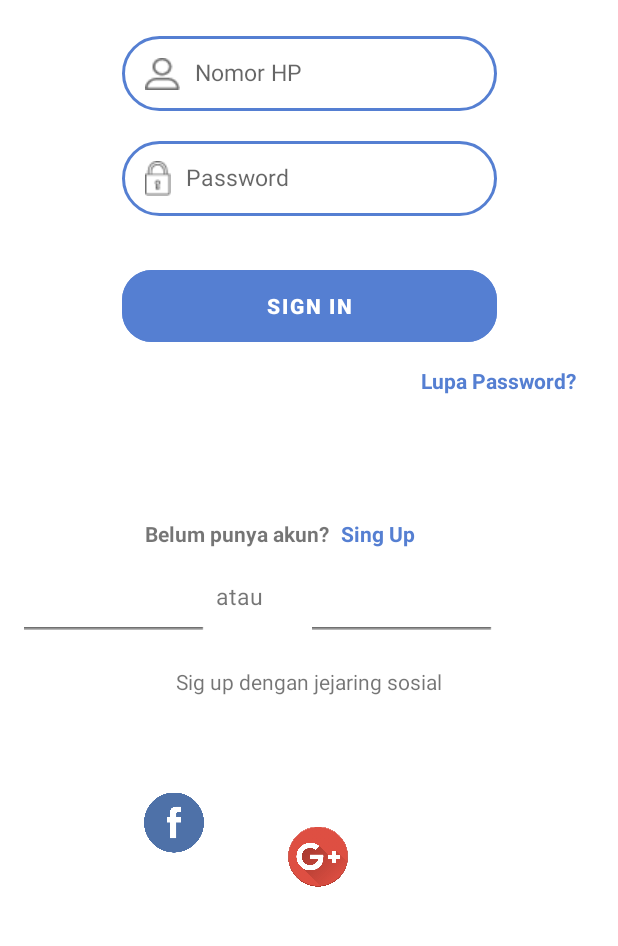
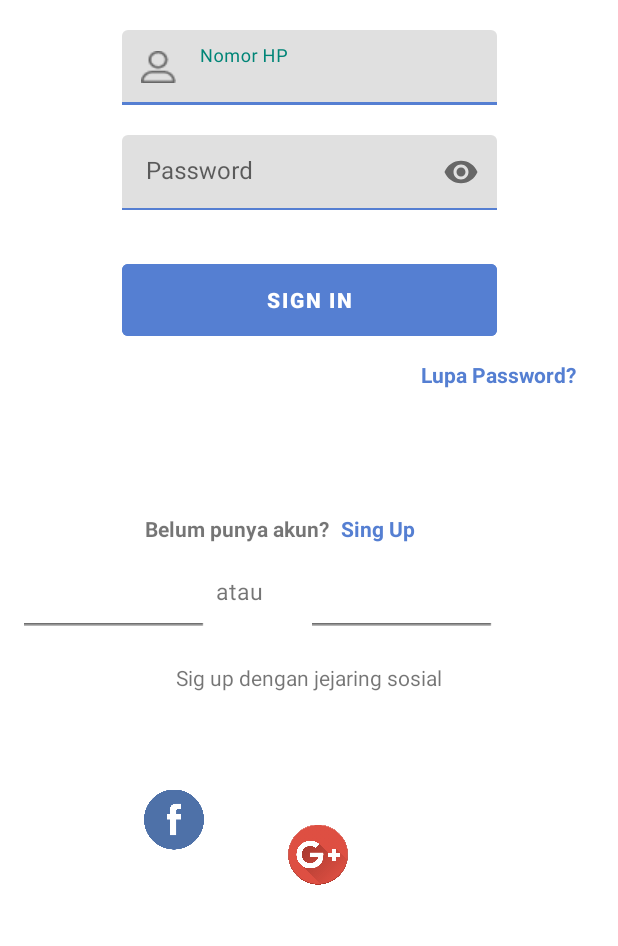
Before and after one commit to Tomjerry12345/Project_IAPIM, an Android app: the SignInActivity screen opened directly, with no data from a screen before it, on a phone screen of 412 x 824 dp, the part 198-1144 px from its top. Run offline under Robolectric (Android 15) with nearby library versions, the phone set to English and light mode, and no system bars.

Commit message:
28-11-2019

```diff
--- a/app/build.gradle
+++ b/app/build.gradle
@@ -26,6 +26,5 @@ dependencies {
     testImplementation 'junit:junit:4.12'
     androidTestImplementation 'androidx.test.ext:junit:1.1.1'
     androidTestImplementation 'androidx.test.espresso:espresso-core:3.2.0'
-    implementation 'com.google.android.material:material:1.0.0'
-    implementation 'com.android.support:design:28.0.0'
+    implementation 'com.google.android.material:material:1.2.0-alpha02'
 }
--- a/app/src/main/AndroidManifest.xml
+++ b/app/src/main/AndroidManifest.xml
@@ -9,7 +9,8 @@
         android:roundIcon="@mipmap/ic_launcher_round"
         android:supportsRtl="true"
         android:theme="@style/AppTheme">
-
+        <activity android:name=".autentikasi.SignUpActivity"></activity>
+        <activity android:name=".MainActivity" />
         <activity android:name=".autentikasi.LandingActivity">
             <intent-filter>
                 <action android:name="android.intent.action.MAIN" />
@@ -17,8 +18,7 @@
                 <category android:name="android.intent.category.LAUNCHER" />
             </intent-filter>
         </activity>
-        <activity android:name=".MainActivity" />
-        <activity android:name=".autentikasi.SignInActivity"/>
+        <activity android:name=".autentikasi.SignInActivity" />
     </application>
 
 </manifest>
--- a/app/src/main/res/layout/activity_sign_in.xml
+++ b/app/src/main/res/layout/activity_sign_in.xml
@@ -18,40 +18,64 @@
         app:layout_constraintStart_toStartOf="parent"
         app:layout_constraintTop_toTopOf="parent" />
 
-    <EditText
+
+    <com.google.android.material.textfield.TextInputLayout
+        android:layout_marginTop="20dp"
+        app:endIconMode="custom"
+        app:startIconDrawable="@drawable/profile"
         android:id="@+id/no_hp"
         android:layout_width="250dp"
         android:layout_height="50dp"
-        android:layout_marginTop="24dp"
-
-        android:background="@drawable/border"
-        android:drawableLeft="@drawable/profile"
-        android:drawablePadding="10dp"
-        android:hint="@string/no_hp"
-        android:padding="15dp"
-        android:singleLine="true"
-        android:textSize="15dp"
         app:boxStrokeColor="@color/color_signup"
+        style="@style/text_input_style"
         app:layout_constraintEnd_toEndOf="@+id/imageView"
         app:layout_constraintStart_toStartOf="@+id/imageView"
-        app:layout_constraintTop_toBottomOf="@+id/imageView" />
+        app:layout_constraintTop_toBottomOf="@+id/imageView"
+        android:hint="@string/no_hp">
 
-    <EditText
+            <com.google.android.material.textfield.TextInputEditText
+                app:endIconMode="@drawable/profile"
+                android:layout_width="match_parent"
+                android:layout_height="wrap_content"/>
+
+        </com.google.android.material.textfield.TextInputLayout>
+
+    <com.google.android.material.textfield.TextInputLayout
         android:id="@+id/password"
+        android:layout_marginTop="20dp"
+        app:endIconMode="password_toggle"
+        app:layout_constraintEnd_toEndOf="@+id/no_hp"
+        app:layout_constraintStart_toStartOf="@+id/no_hp"
+        app:layout_constraintTop_toBottomOf="@+id/no_hp"
         android:layout_width="250dp"
         android:layout_height="50dp"
-        android:background="@drawable/border"
-        android:drawableLeft="@drawable/lock"
-        android:drawablePadding="10dp"
-        android:hint="@string/password"
-        android:padding="15dp"
-        android:singleLine="true"
-        android:layout_marginTop="20dp"
-        android:textSize="15dp"
         app:boxStrokeColor="@color/color_signup"
-        app:layout_constraintEnd_toEndOf="@+id/no_hp"
-        app:layout_constraintStart_toStartOf="@+id/no_hp"
-        app:layout_constraintTop_toBottomOf="@+id/no_hp" />
+        style="@style/text_input_style"
+        android:hint="@string/password">
+
+            <com.google.android.material.textfield.TextInputEditText
+                android:inputType="textPassword"
+                android:layout_width="match_parent"
+                android:layout_height="wrap_content"/>
+
+        </com.google.android.material.textfield.TextInputLayout>
+
+    <!--        <EditText-->
+<!--            android:id="@+id/password"-->
+<!--            android:layout_width="250dp"-->
+<!--            android:layout_height="50dp"-->
+<!--            android:background="@drawable/border"-->
+<!--            android:drawableLeft="@drawable/lock"-->
+<!--            android:drawablePadding="10dp"-->
+<!--            android:hint="@string/password"-->
+<!--            android:padding="15dp"-->
+<!--            android:singleLine="true"-->
+<!--            android:layout_marginTop="20dp"-->
+<!--            android:textSize="15dp"-->
+<!--            app:boxStrokeColor="@color/color_signup"-->
+<!--            app:layout_constraintEnd_toEndOf="@+id/no_hp"-->
+<!--            app:layout_constraintStart_toStartOf="@+id/no_hp"-->
+<!--            app:layout_constraintTop_toBottomOf="@+id/no_hp" />-->
 
 
         <com.google.android.material.button.MaterialButton
--- a/app/src/main/res/values/colors.xml
+++ b/app/src/main/res/values/colors.xml
@@ -6,4 +6,5 @@
 
     <color name="color_signup">#557FD2</color>
     <color name="white">#ffffff</color>
+    <color name="mtrl_textinput_default_box_stroke_color">#557FD2</color>
 </resources>
--- a/app/src/main/res/values/styles.xml
+++ b/app/src/main/res/values/styles.xml
@@ -19,14 +19,22 @@
 
     <style name="rounded_signup" parent="Widget.MaterialComponents.Button.OutlinedButton">
         <item name="backgroundTint">@color/color_signup</item>
-        <item name="cornerRadius">20dp</item>
     </style>
 
     <style name="rounded_signin" parent="Widget.MaterialComponents.Button.OutlinedButton" >
         <item name="strokeColor">@color/color_signup</item>
         <item name="backgroundTint">@color/white</item>
-        <item name="cornerRadius">20dp</item>
     </style>
 
+    <style name="text_input_style" parent="Widget.MaterialComponents.TextInputLayout.FilledBox" >
+        <item name="strokeColor">@color/color_signup</item>
+        <item name="backgroundTint">@color/color_signup</item>
+    </style>
+
+    <style name="test" parent="Widget.MaterialComponents.TextInputLayout.OutlinedBox.Dense" >
+        <item name="boxStrokeColor">@color/color_signup</item>
+        <item name="boxStrokeWidth">2dp</item>
+        <item name="colorAccent">#fff</item>
+    </style>
 
 </resources>
```
Also changed, not shown: app/src/main/java/com/tomjerry/project_iapim/autentikasi/SignUpActivity.java (added, +14 -0 lines), app/src/main/res/layout/activity_main.xml (+11 -16 lines), app/src/main/res/layout/activity_sign_up.xml (added, +30 -0 lines). Lines whose indentation alone changed are shown as unchanged.
